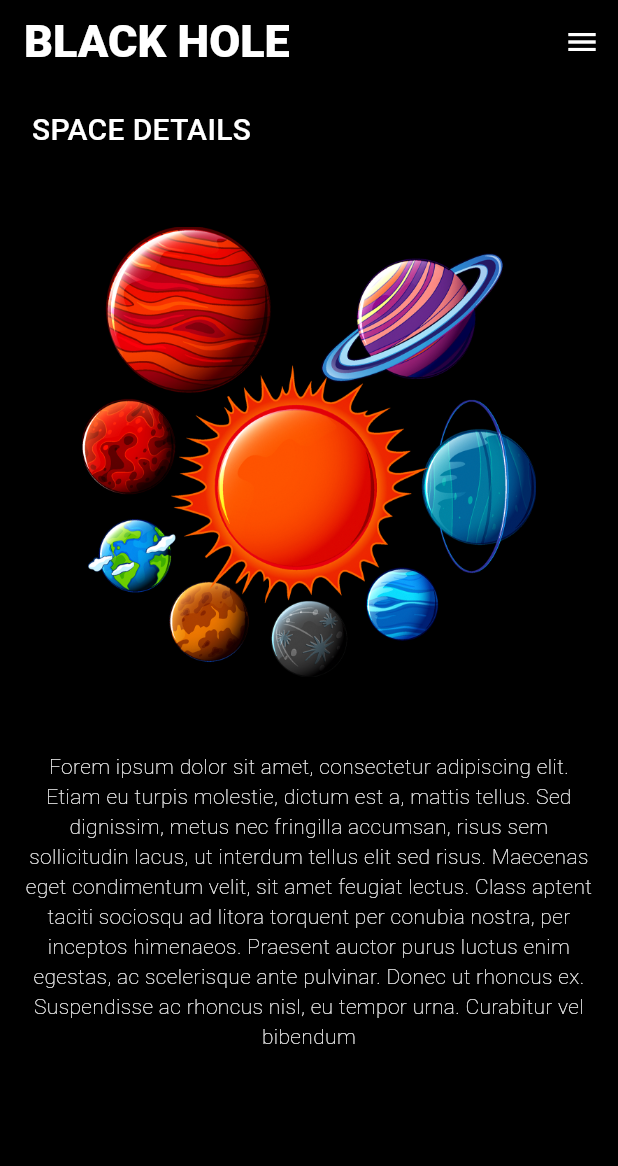
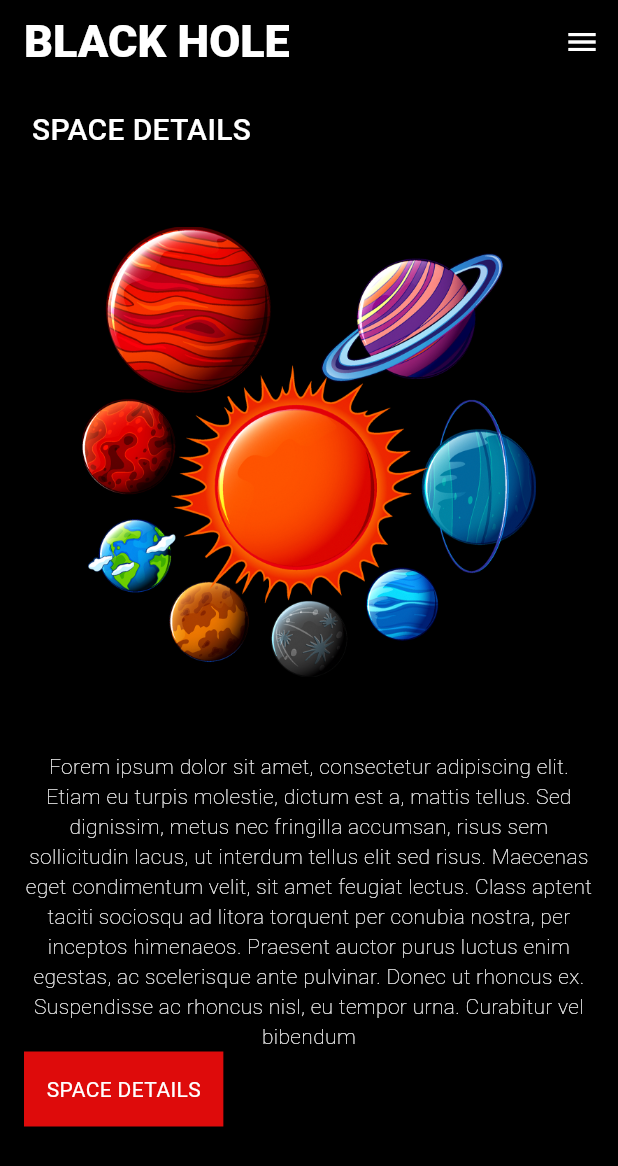
Before and after one commit to psd-99/black_hole, a Flutter app: the screen it shows after launch, on a phone screen of 412 x 824 dp. Shown: the top 1166 px of the screen. Run offline on Flutter 3.47's test engine with Material 3 defaults, Android fonts, the phone set to English and light mode, and no system bars.

Commit message:
added the button to home page

```diff
--- a/lib/main.dart
+++ b/lib/main.dart
@@ -56,12 +56,24 @@ class MyApp extends StatelessWidget {
                     scale: 2,
                   ),
                 ),
-                SizedBox(height: 50),
+                const SizedBox(height: 50),
                 const Text(
                   "Forem ipsum dolor sit amet, consectetur adipiscing elit. Etiam eu turpis molestie, dictum est a, mattis tellus. Sed dignissim, metus nec fringilla accumsan, risus sem sollicitudin lacus, ut interdum tellus elit sed risus. Maecenas eget condimentum velit, sit amet feugiat lectus. Class aptent taciti sociosqu ad litora torquent per conubia nostra, per inceptos himenaeos. Praesent auctor purus luctus enim egestas, ac scelerisque ante pulvinar. Donec ut rhoncus ex. Suspendisse ac rhoncus nisl, eu tempor urna. Curabitur vel bibendum ",
                   textAlign: TextAlign.center,
                   style: TextStyle(
                       color: Colors.white, fontWeight: FontWeight.w200),
+                ),
+
+                //button
+                Container(
+                  padding: EdgeInsets.all(15),
+                  color: const Color.fromARGB(255, 222, 11, 11),
+                  decoration:
+                      BoxDecoration(borderRadius: BorderRadius.circular(100)),
+                  child: Text(
+                    "SPACE DETAILS",
+                    style: TextStyle(color: Colors.white),
+                  ),
                 )
               ],
             ),
```
